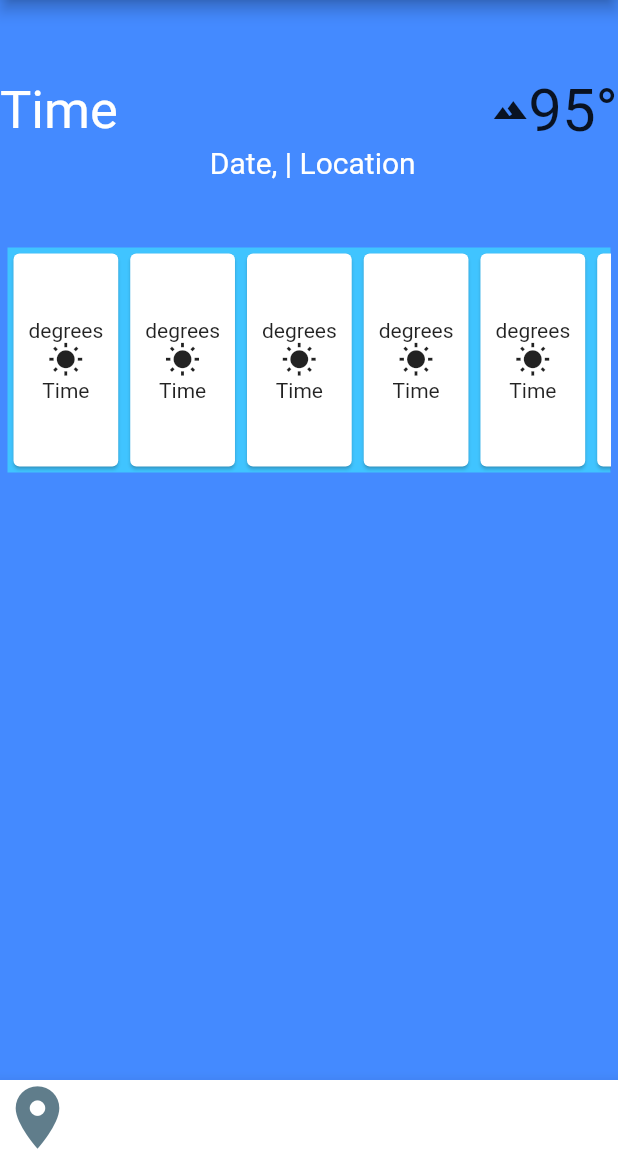
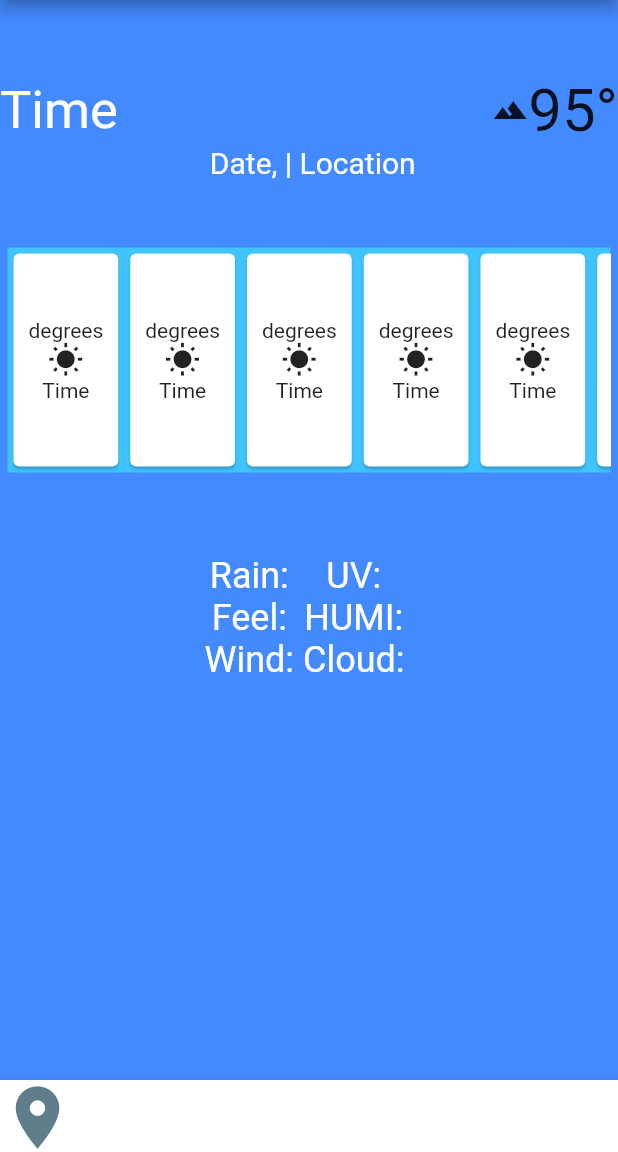
Before and after one commit to AndresRodCodes/Fleather, a Flutter app: the screen it shows after launch, on a phone screen of 412 x 824 dp, the part 84-1236 px from its top. Run offline on Flutter 3.47's test engine with Material 2 defaults, Android fonts, the phone set to English and light mode, and no system bars; our stand-ins replace geolocator.

Commit message:
information box added

```diff
--- a/lib/main.dart
+++ b/lib/main.dart
@@ -105,6 +105,72 @@ class _MyHomePageState extends State<MyHomePage> {
               ),
             ),
           ),
+          SizedBox(
+            height: 50.0,
+          ),
+          Container(
+            height: 200,
+//color: Colors.yellow,
+            child: Row(
+              mainAxisAlignment: MainAxisAlignment.center,
+              children: <Widget>[
+                Column(
+                  children: <Widget>[
+                    Text(
+                      'Rain: ',
+                      style: TextStyle(
+                        fontSize: 24,
+                        color: Colors.white,
+                      ),
+                    ),
+                    Text(
+                      'Feel: ',
+                      style: TextStyle(
+                        fontSize: 24,
+                        color: Colors.white,
+                      ),
+                    ),
+                    Text(
+                      'Wind: ',
+                      style: TextStyle(
+                        fontSize: 24,
+                        color: Colors.white,
+                      ),
+                    )
+                  ],
+                ),
+                Row(
+                  children: <Widget>[
+                    Column(
+                      children: <Widget>[
+                        Text(
+                          'UV: ',
+                          style: TextStyle(
+                            fontSize: 24,
+                            color: Colors.white,
+                          ),
+                        ),
+                        Text(
+                          'HUMI: ',
+                          style: TextStyle(
+                            fontSize: 24,
+                            color: Colors.white,
+                          ),
+                        ),
+                        Text(
+                          'Cloud: ',
+                          style: TextStyle(
+                            fontSize: 24,
+                            color: Colors.white,
+                          ),
+                        ),
+                      ],
+                    )
+                  ],
+                ),
+              ],
+            ),
+          )
         ],
       ),
       bottomNavigationBar: BottomAppBar(
@@ -118,9 +184,10 @@ class _MyHomePageState extends State<MyHomePage> {
                 Icons.location_on,
                 size: 50,
                 color: Colors.blueGrey,
-              ), onPressed: () {
+              ),
+              onPressed: () {
                 print('Implement on pressed function');
-            },
+              },
             )
           ],
         ),
```
